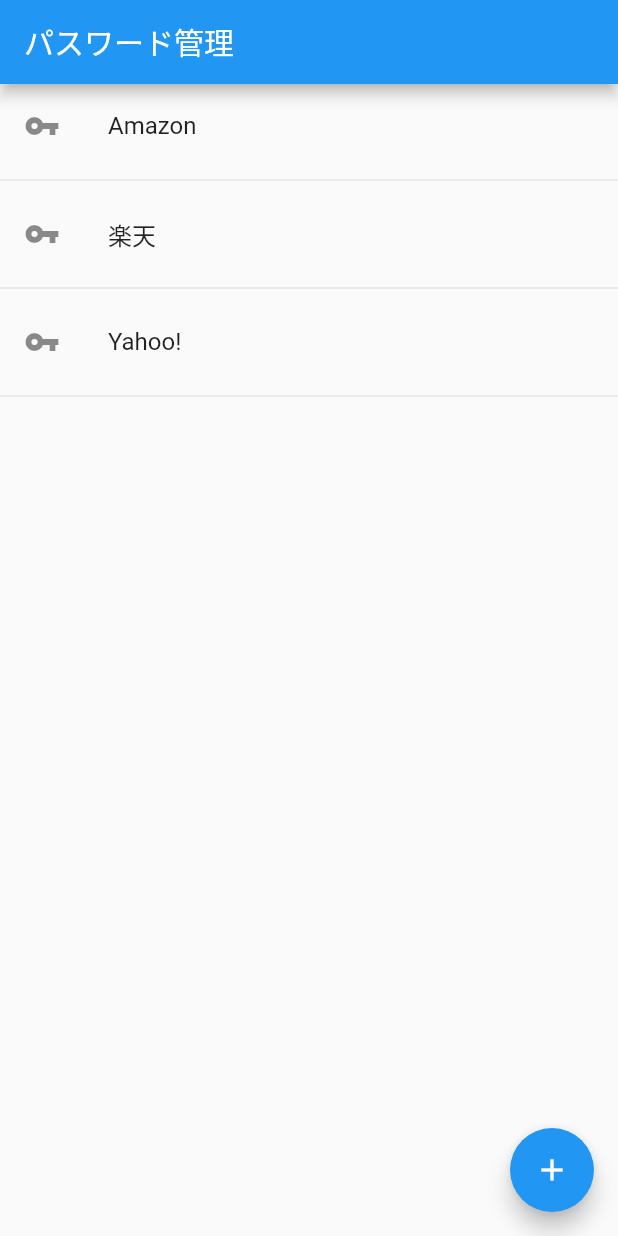
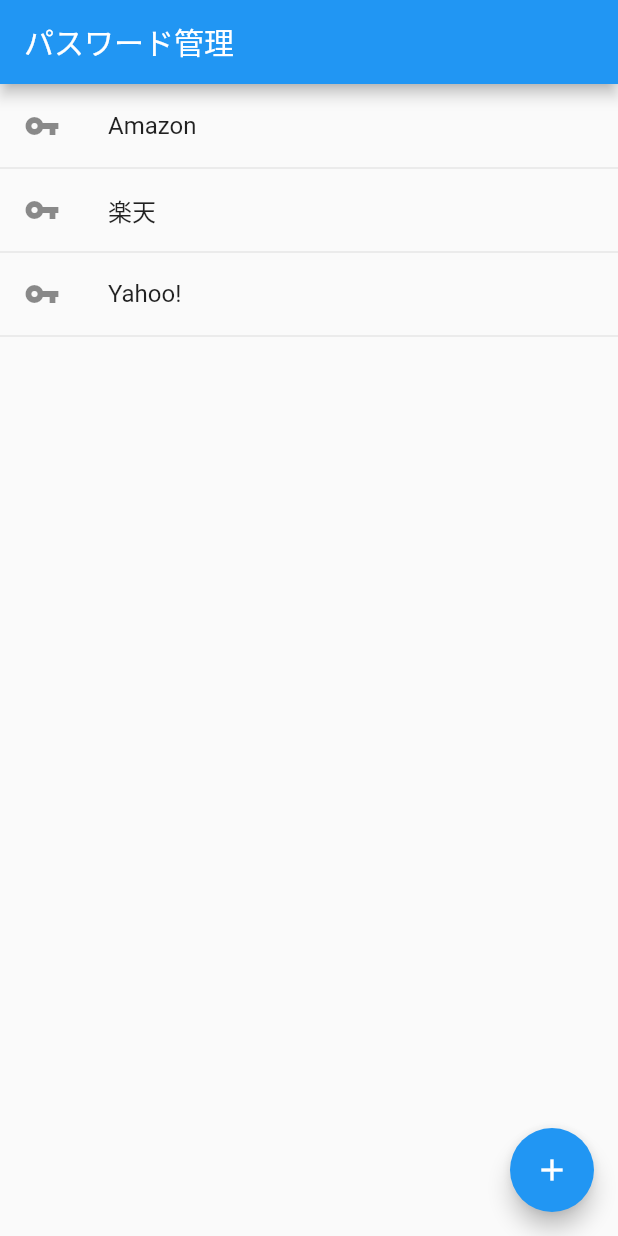
Before and after one commit to nokunoku1234/password_post_curriculum, a Flutter app: the screen it shows after launch, on a phone screen of 412 x 824 dp. Run offline on Flutter 3.47's test engine with Material 2 defaults, Android fonts, the phone set to English and light mode, and no system bars.

Commit message:
Dividerのheightを0に修正

```diff
--- a/lib/main.dart
+++ b/lib/main.dart
@@ -46,7 +46,7 @@ class _MyHomePageState extends State<MyHomePage> {
                     Navigator.push(context, MaterialPageRoute(builder: (context) => ConfirmPass(titleList, i)));
                   },
                 ),
-                Divider(),
+                Divider(height: 0.0,),
               ],
             );
           },
```
